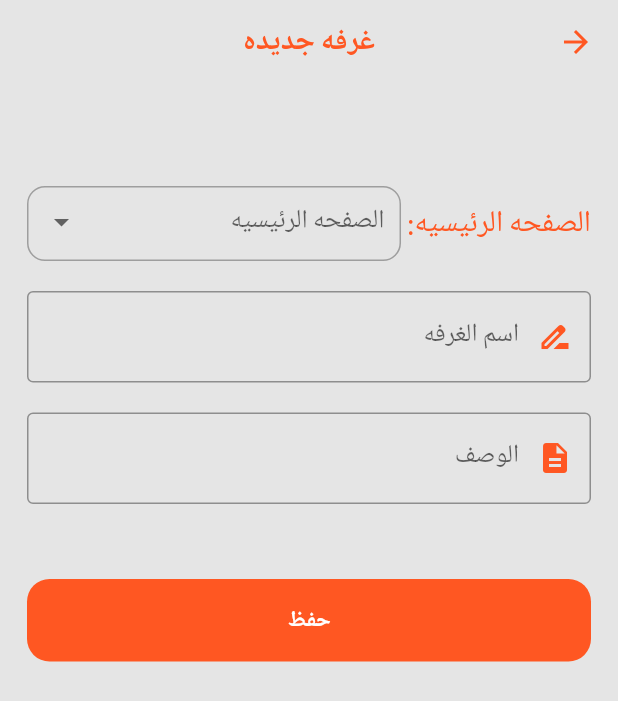
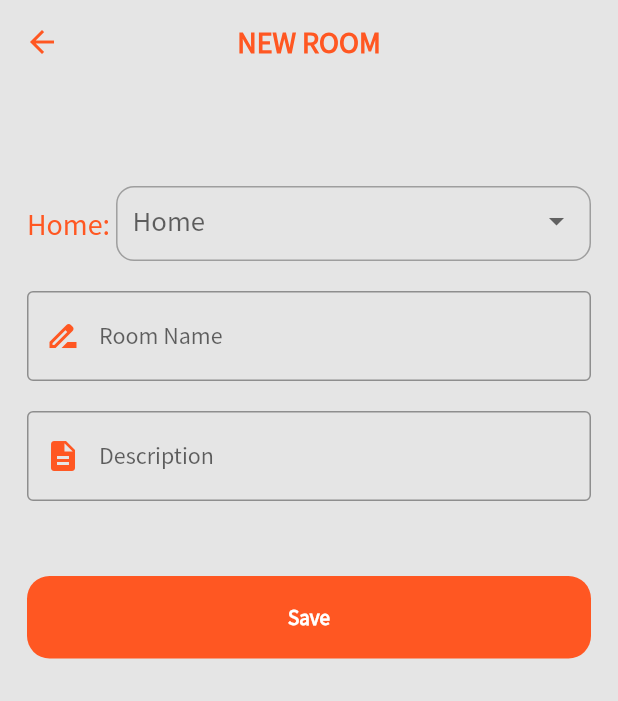
Before and after one commit to ahmedabdelsalam22/apply_localization_and_theme, a Flutter app: the BottomSheetAddRoomScreen screen opened by its route, on a phone screen of 412 x 824 dp. Shown: the top 701 px of the screen. Run offline on Flutter 3.47's test engine with Material 2 defaults, Android fonts, the phone set to English and light mode, and no system bars; our stand-ins replace animated_text_kit, conditional_builder_null_safety, flutter_bloc, flutter_iconly, flutter_local_notifications, flutter_screenutil and 2 more.

Commit message:
add bottom_sheet_scene_screen.dart and localization

```diff
--- a/assets/lang/ar.json
+++ b/assets/lang/ar.json
@@ -57,7 +57,10 @@
   "new_room": "غرفه جديده",
   "room_name": "اسم الغرفه",
   "description": "الوصف",
-  "save": "حفظ"
+  "save": "حفظ",
+  "new_scene": "مشهد جديد",
+  "scene_name": "اسم المشهد"
+
 
 
 
--- a/assets/lang/en.json
+++ b/assets/lang/en.json
@@ -57,8 +57,7 @@
   "new_room": "NEW ROOM",
   "room_name": "Room Name",
   "description": "Description",
-  "save": "Save"
-
-
-
+  "save": "Save",
+  "new_scene": "NEW SCENE",
+  "scene_name": "Scene Name"
 }
--- a/lib/main.dart
+++ b/lib/main.dart
@@ -24,7 +24,7 @@ void main() {
 class MyApp extends StatelessWidget {
   MyApp({super.key});
 
-  bool arabicLang = true;
+  bool arabicLang = false;
 
   // This widget is the root of your application.
   @override
--- a/lib/presentaion layer/screens/bottom_sheet_inner_screen/bottom_sheet_room_screen.dart
+++ b/lib/presentaion layer/screens/bottom_sheet_inner_screen/bottom_sheet_room_screen.dart
@@ -4,6 +4,7 @@ import 'package:sinric_app/presentaion%20layer/widgets/text_widget.dart';
 import '../../../notification_services/localization/applocal.dart';
 import '../../../shared/color_manager.dart';
 import '../../../shared/components.dart';
+import 'drop_down_menu_widget.dart';
 
 class BottomSheetAddRoomScreen extends StatelessWidget {
   BottomSheetAddRoomScreen({Key? key}) : super(key: key);
@@ -92,53 +93,3 @@ class BottomSheetAddRoomScreen extends StatelessWidget {
     );
   }
 }
-
-class DropDownMenuComponent extends StatelessWidget {
-  final void Function(String? value) onChanged;
-  final List<String> items;
-  final String hint;
-
-  const DropDownMenuComponent({
-    Key? key,
-    required this.onChanged,
-    required this.items,
-    required this.hint,
-  }) : super(key: key);
-
-  @override
-  Widget build(BuildContext context) {
-    return Container(
-      height: 50,
-      padding: const EdgeInsets.symmetric(horizontal: 10),
-      decoration: BoxDecoration(
-        shape: BoxShape.rectangle,
-        border: Border.all(color: Colors.grey, width: 1.0),
-        borderRadius: BorderRadius.circular(12),
-      ),
-      child: Padding(
-        padding: const EdgeInsets.only(top: 10),
-        child: DropdownButtonFormField<String>(
-          decoration: const InputDecoration.collapsed(hintText: ''),
-          value: null,
-          icon: const Icon(Icons.arrow_drop_down),
-          isExpanded: true,
-          elevation: 16,
-          style: Theme.of(context).textTheme.headline5,
-          hint: FittedBox(
-            child: Text(hint),
-          ),
-          onChanged: onChanged,
-          items: items.map<DropdownMenuItem<String>>((String value) {
-            return DropdownMenuItem<String>(
-              value: value,
-              child: Text(
-                value,
-                style: const TextStyle(fontSize: 20),
-              ),
-            );
-          }).toList(),
-        ),
-      ),
-    );
-  }
-}
--- /dev/null
+++ b/lib/presentaion layer/screens/bottom_sheet_inner_screen/drop_down_menu_widget.dart
@@ -0,0 +1,51 @@
+import 'package:flutter/material.dart';
+
+class DropDownMenuComponent extends StatelessWidget {
+  final void Function(String? value) onChanged;
+  final List<String> items;
+  final String hint;
+
+  const DropDownMenuComponent({
+    Key? key,
+    required this.onChanged,
+    required this.items,
+    required this.hint,
+  }) : super(key: key);
+
+  @override
+  Widget build(BuildContext context) {
+    return Container(
+      height: 50,
+      padding: const EdgeInsets.symmetric(horizontal: 10),
+      decoration: BoxDecoration(
+        shape: BoxShape.rectangle,
+        border: Border.all(color: Colors.grey, width: 1.0),
+        borderRadius: BorderRadius.circular(12),
+      ),
+      child: Padding(
+        padding: const EdgeInsets.only(top: 10),
+        child: DropdownButtonFormField<String>(
+          decoration: const InputDecoration.collapsed(hintText: ''),
+          value: null,
+          icon: const Icon(Icons.arrow_drop_down),
+          isExpanded: true,
+          elevation: 16,
+          style: Theme.of(context).textTheme.headline5,
+          hint: FittedBox(
+            child: Text(hint),
+          ),
+          onChanged: onChanged,
+          items: items.map<DropdownMenuItem<String>>((String value) {
+            return DropdownMenuItem<String>(
+              value: value,
+              child: Text(
+                value,
+                style: const TextStyle(fontSize: 20),
+              ),
+            );
+          }).toList(),
+        ),
+      ),
+    );
+  }
+}
--- a/lib/presentaion layer/screens/home/home_screen.dart
+++ b/lib/presentaion layer/screens/home/home_screen.dart
@@ -130,7 +130,8 @@ class _HomeScreenState extends State<HomeScreen> {
                     subtitle: getLang(context,
                         'scene_let_your_control_multiple_devices_together'),
                     onPressed: () {
-                      // TODO FIELD SCREEN
+                      Navigator.pushNamed(
+                          context, AppRoutes.bottomSheetAddSceneScreenRoute);
                     },
                   )
                 ],
--- a/lib/shared/app_router.dart
+++ b/lib/shared/app_router.dart
@@ -7,6 +7,7 @@ import 'package:sinric_app/presentaion%20layer/screens/home/home_screen.dart';
 import 'package:sinric_app/presentaion%20layer/screens/login/login_view.dart';
 import 'package:sinric_app/presentaion%20layer/screens/register/register_screen.dart';
 
+import '../presentaion layer/screens/bottom_sheet_inner_screen/bottom_sheet_scene_screen.dart';
 import '../presentaion layer/screens/drawer_inner_screen/account/account_screen.dart';
 import '../presentaion layer/screens/drawer_inner_screen/drawer_scenes/drawer_rooms_screen.dart';
 import '../presentaion layer/screens/splash/splash_screen.dart';
@@ -23,6 +24,8 @@ class AppRoutes {
   static const String drawerSchedulesScreenRoute = 'drawerSchedulesScreen';
   static const String bottomSheetAddRoomScreenRoute =
       'bottomSheetAddRoomScreen';
+  static const String bottomSheetAddSceneScreenRoute =
+      'bottomSheetAddSceneScreen';
 }
 
 class AppRouter {
@@ -58,6 +61,9 @@ class AppRouter {
       case AppRoutes.bottomSheetAddRoomScreenRoute:
         return MaterialPageRoute(builder: (_) => BottomSheetAddRoomScreen());
 
+      case AppRoutes.bottomSheetAddSceneScreenRoute:
+        return MaterialPageRoute(builder: (_) => BottomSheetAddSceneScreen());
+
       default:
         return MaterialPageRoute(builder: (_) => const SplashScreen());
     }
```
Also changed, not shown: lib/presentaion layer/screens/bottom_sheet_inner_screen/bottom_sheet_scene_screen.dart (+74 -0 lines).
